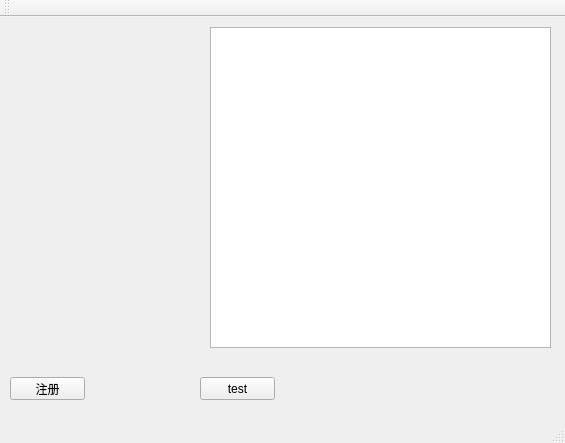
Before: the Qt Designer form IPCSimulator/mainwindow.ui in liyouchang/KeCameraPluginProject, drawn with Qt 5.
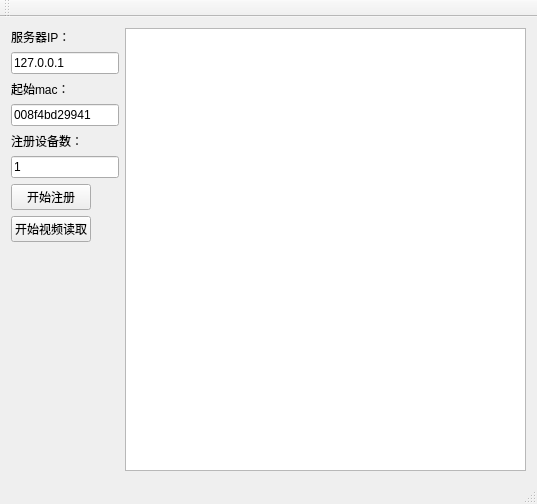
After: the same form once the commit is applied. Custom widgets are drawn as their Qt base class.

What changed in the file:
```diff
--- a/IPCSimulator/mainwindow.ui
+++ b/IPCSimulator/mainwindow.ui
@@ -6,50 +6,198 @@
    <rect>
     <x>0</x>
     <y>0</y>
-    <width>565</width>
-    <height>443</height>
+    <width>537</width>
+    <height>504</height>
    </rect>
   </property>
   <property name="windowTitle">
    <string>MainWindow</string>
   </property>
   <widget class="QWidget" name="centralWidget">
-   <widget class="QPushButton" name="startButton">
-    <property name="geometry">
-     <rect>
-      <x>10</x>
-      <y>360</y>
-      <width>75</width>
-      <height>23</height>
-     </rect>
-    </property>
-    <property name="text">
-     <string>注册</string>
-    </property>
-   </widget>
-   <widget class="QTextEdit" name="textEdit">
-    <property name="geometry">
-     <rect>
-      <x>210</x>
-      <y>10</y>
-      <width>341</width>
-      <height>321</height>
-     </rect>
-    </property>
-   </widget>
-   <widget class="QPushButton" name="testButton">
-    <property name="geometry">
-     <rect>
-      <x>200</x>
-      <y>360</y>
-      <width>75</width>
-      <height>23</height>
-     </rect>
-    </property>
-    <property name="text">
-     <string>test</string>
-    </property>
-   </widget>
+   <layout class="QHBoxLayout" name="horizontalLayout">
+    <item>
+     <layout class="QFormLayout" name="formLayout">
+      <property name="fieldGrowthPolicy">
+       <enum>QFormLayout::ExpandingFieldsGrow</enum>
+      </property>
+      <property name="rowWrapPolicy">
+       <enum>QFormLayout::WrapAllRows</enum>
+      </property>
+      <item row="1" column="0">
+       <widget class="QLabel" name="iPLabel">
+        <property name="sizePolicy">
+         <sizepolicy hsizetype="Maximum" vsizetype="Preferred">
+          <horstretch>0</horstretch>
+          <verstretch>0</verstretch>
+         </sizepolicy>
+        </property>
+        <property name="text">
+         <string>服务器IP：</string>
+        </property>
+       </widget>
+      </item>
+      <item row="1" column="1">
+       <widget class="QLineEdit" name="editServerIP">
+        <property name="sizePolicy">
+         <sizepolicy hsizetype="Maximum" vsizetype="Fixed">
+          <horstretch>0</horstretch>
+          <verstretch>0</verstretch>
+         </sizepolicy>
+        </property>
+        <property name="text">
+         <string>127.0.0.1</string>
+        </property>
+       </widget>
+      </item>
+      <item row="2" column="1">
+       <widget class="QLineEdit" name="editMac">
+        <property name="sizePolicy">
+         <sizepolicy hsizetype="Maximum" vsizetype="Minimum">
+          <horstretch>0</horstretch>
+          <verstretch>0</verstretch>
+         </sizepolicy>
+        </property>
+        <property name="minimumSize">
+         <size>
+          <width>1</width>
+          <height>0</height>
+         </size>
+        </property>
+        <property name="text">
+         <string>008f4bd29941</string>
+        </property>
+       </widget>
+      </item>
+      <item row="2" column="0">
+       <widget class="QLabel" name="label">
+        <property name="sizePolicy">
+         <sizepolicy hsizetype="Maximum" vsizetype="Minimum">
+          <horstretch>0</horstretch>
+          <verstretch>0</verstretch>
+         </sizepolicy>
+        </property>
+        <property name="minimumSize">
+         <size>
+          <width>1</width>
+          <height>0</height>
+         </size>
+        </property>
+        <property name="text">
+         <string>起始mac：</string>
+        </property>
+       </widget>
+      </item>
+      <item row="3" column="1">
+       <widget class="QLineEdit" name="editDevNum">
+        <property name="sizePolicy">
+         <sizepolicy hsizetype="Maximum" vsizetype="Minimum">
+          <horstretch>0</horstretch>
+          <verstretch>0</verstretch>
+         </sizepolicy>
+        </property>
+        <property name="minimumSize">
+         <size>
+          <width>1</width>
+          <height>0</height>
+         </size>
+        </property>
+        <property name="text">
+         <string>1</string>
+        </property>
+        <property name="frame">
+         <bool>true</bool>
+        </property>
+       </widget>
+      </item>
+      <item row="3" column="0">
+       <widget class="QLabel" name="label_2">
+        <property name="sizePolicy">
+         <sizepolicy hsizetype="Maximum" vsizetype="Minimum">
+          <horstretch>0</horstretch>
+          <verstretch>0</verstretch>
+         </sizepolicy>
+        </property>
+        <property name="minimumSize">
+         <size>
+          <width>1</width>
+          <height>0</height>
+         </size>
+        </property>
+        <property name="text">
+         <string>注册设备数：</string>
+        </property>
+       </widget>
+      </item>
+      <item row="4" column="1">
+       <widget class="QPushButton" name="btnLogin">
+        <property name="sizePolicy">
+         <sizepolicy hsizetype="Maximum" vsizetype="Minimum">
+          <horstretch>0</horstretch>
+          <verstretch>0</verstretch>
+         </sizepolicy>
+        </property>
+        <property name="minimumSize">
+         <size>
+          <width>1</width>
+          <height>0</height>
+         </size>
+        </property>
+        <property name="text">
+         <string>开始注册</string>
+        </property>
+       </widget>
+      </item>
+      <item row="5" column="1">
+       <widget class="QPushButton" name="btnVideo">
+        <property name="sizePolicy">
+         <sizepolicy hsizetype="Maximum" vsizetype="Minimum">
+          <horstretch>0</horstretch>
+          <verstretch>0</verstretch>
+         </sizepolicy>
+        </property>
+        <property name="minimumSize">
+         <size>
+          <width>1</width>
+          <height>0</height>
+         </size>
+        </property>
+        <property name="text">
+         <string>开始视频读取</string>
+        </property>
+       </widget>
+      </item>
+     </layout>
+    </item>
+    <item>
+     <layout class="QVBoxLayout" name="verticalLayout">
+      <item>
+       <widget class="KeErrorText" name="textEdit">
+        <property name="sizePolicy">
+         <sizepolicy hsizetype="Expanding" vsizetype="Expanding">
+          <horstretch>0</horstretch>
+          <verstretch>0</verstretch>
+         </sizepolicy>
+        </property>
+        <property name="minimumSize">
+         <size>
+          <width>0</width>
+          <height>0</height>
+         </size>
+        </property>
+        <property name="baseSize">
+         <size>
+          <width>0</width>
+          <height>0</height>
+         </size>
+        </property>
+        <property name="readOnly">
+         <bool>true</bool>
+        </property>
+       </widget>
+      </item>
+     </layout>
+    </item>
+   </layout>
   </widget>
   <widget class="QMenuBar" name="menuBar">
    <property name="geometry">
@@ -72,6 +220,13 @@
   <widget class="QStatusBar" name="statusBar"/>
  </widget>
  <layoutdefault spacing="6" margin="11"/>
+ <customwidgets>
+  <customwidget>
+   <class>KeErrorText</class>
+   <extends>QTextEdit</extends>
+   <header>KeErrorText.h</header>
+  </customwidget>
+ </customwidgets>
  <resources/>
  <connections/>
 </ui>
```
Left out of the diff: 4 changed lines with no effect on the pictures.
